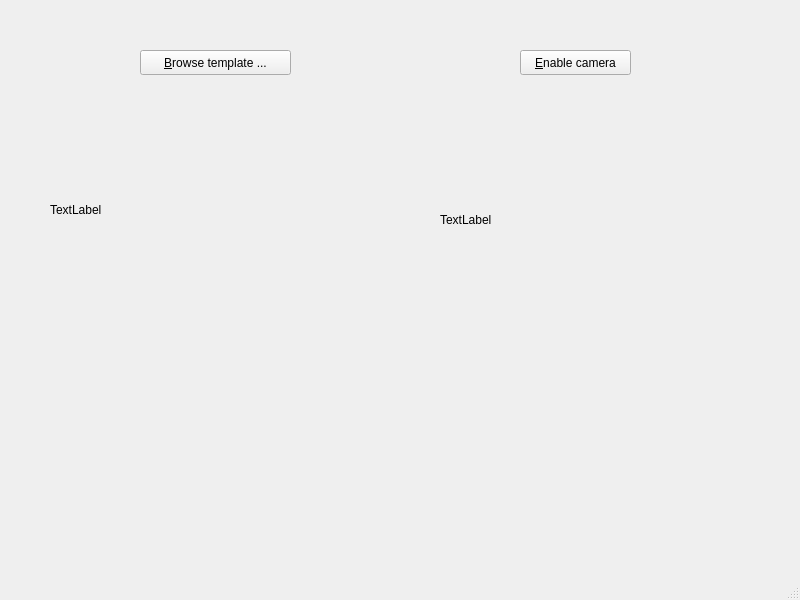
jedyeo/SIFT-tracker, file gui/SIFT_app.ui: the form before one commit.
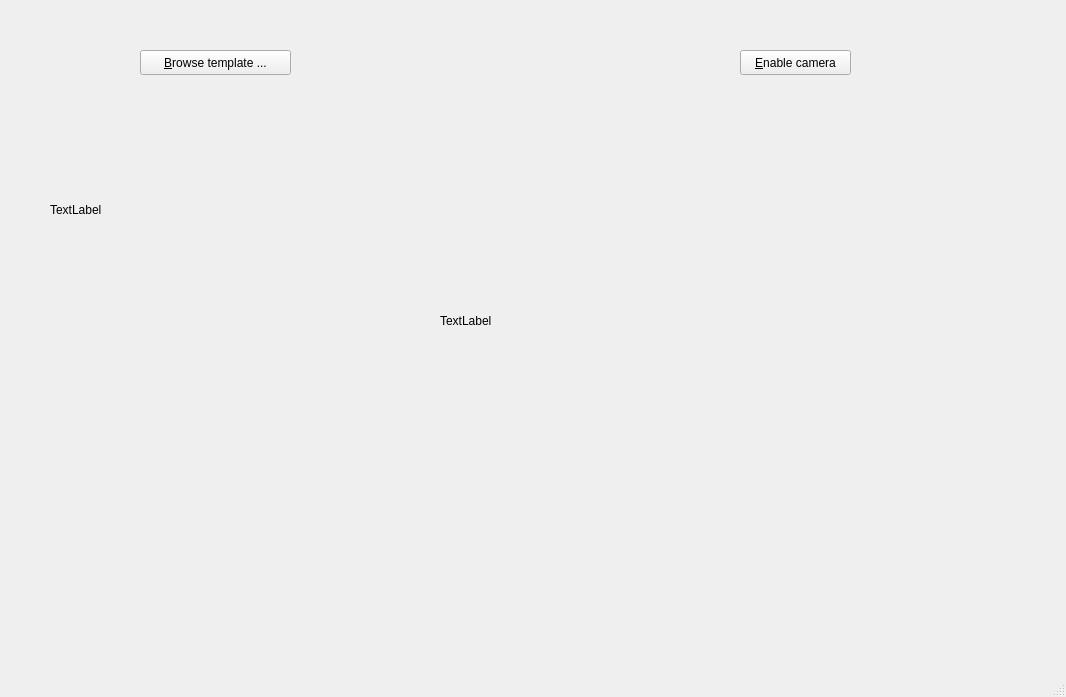
The form after the commit.

Commit message: grayscale cv2

Patch:
```diff
--- a/gui/SIFT_app.ui
+++ b/gui/SIFT_app.ui
@@ -6,8 +6,8 @@
    <rect>
     <x>0</x>
     <y>0</y>
-    <width>800</width>
-    <height>600</height>
+    <width>1066</width>
+    <height>697</height>
    </rect>
   </property>
   <property name="windowTitle">
@@ -30,7 +30,7 @@
    <widget class="QPushButton" name="toggle_cam_button">
     <property name="geometry">
      <rect>
-      <x>520</x>
+      <x>740</x>
       <y>50</y>
       <width>111</width>
       <height>25</height>
@@ -58,8 +58,8 @@
      <rect>
       <x>440</x>
       <y>100</y>
-      <width>320</width>
-      <height>240</height>
+      <width>591</width>
+      <height>441</height>
      </rect>
     </property>
     <property name="text">
```
Left out of the diff: 2 changed lines with no effect on the pictures. The commit also changes 2 other files.
